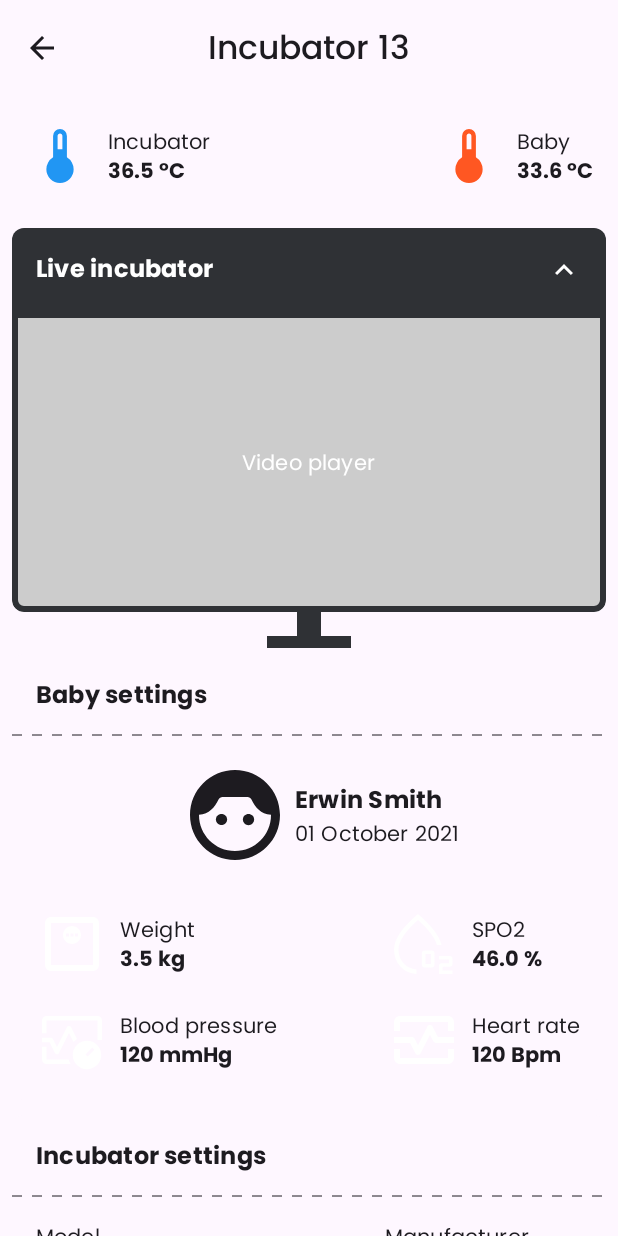
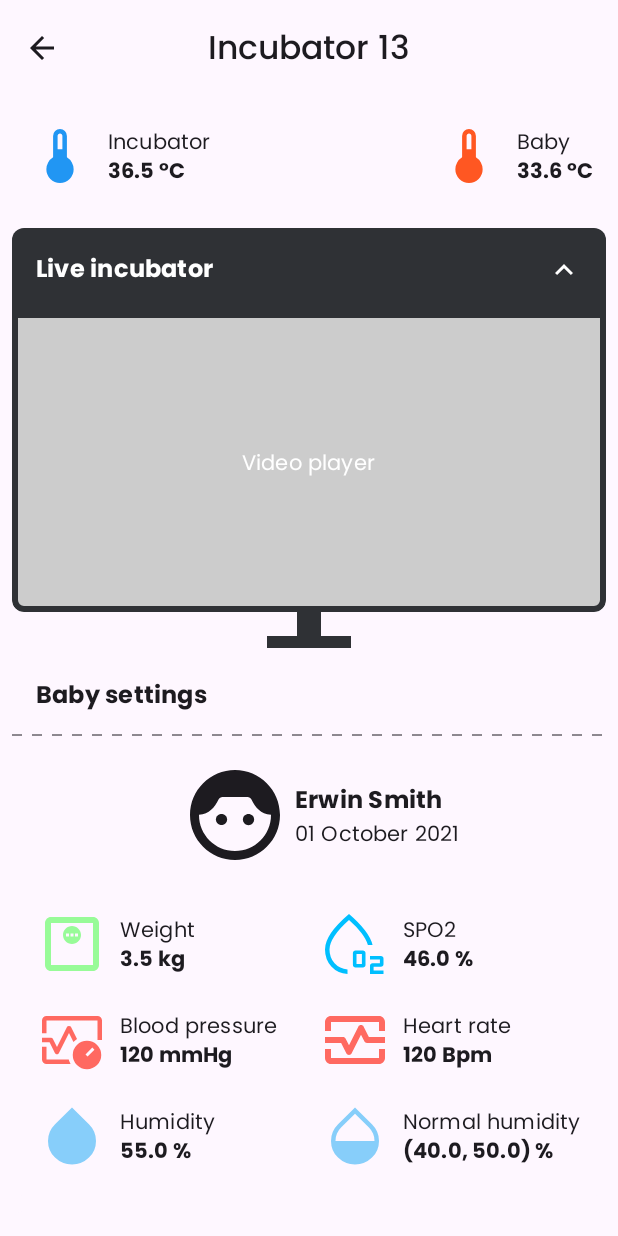
Before and after one commit to amadiyawa/incubator, an Android app built with Jetpack Compose: the screen it shows after launch (MainActivity), after a tap on "Incubator demo", on a phone screen of 412 x 824 dp. Run offline under Robolectric (Android 15) with nearby library versions, the phone set to English and light mode, and no system bars; our stand-ins replace Timber, window size class; pictures from the network do not load.

Commit message:
Set humidity

```diff
--- a/feature_incubator/src/main/java/com/amadiyawa/feature_incubator/presentation/screen/incubatordetail/IncubatorDetailScreen.kt
+++ b/feature_incubator/src/main/java/com/amadiyawa/feature_incubator/presentation/screen/incubatordetail/IncubatorDetailScreen.kt
@@ -142,7 +142,7 @@ private fun HandleUiState() {
             spo2 = 46.0,
             normalSpo2Range = Pair(40.0, 50.0),
             picture = "https://www.example.com/picture.jpg",
-            currentHumidity = 45.0,
+            currentHumidity = 55.0,
             normalHumidityRange = Pair(40.0, 50.0),
         )
     )
@@ -479,7 +479,7 @@ private fun BabyDetails(
                             Icon(
                                 imageVector = Icons.Outlined.MonitorWeight,
                                 contentDescription = baby.weight.toString(),
-                                tint = MaterialTheme.colorScheme.onPrimary,
+                                tint = Color(0xFF98FB98),
                                 modifier = Modifier.size(48.dp)
                             )
 
@@ -502,7 +502,7 @@ private fun BabyDetails(
                             Icon(
                                 painter = painterResource(id = R.drawable.blood_pressure),
                                 contentDescription = baby.weight.toString(),
-                                tint = MaterialTheme.colorScheme.onPrimary,
+                                tint = Color(0xFFFF6961),
                                 modifier = Modifier.height(IntrinsicSize.Max)
                             )
 
@@ -510,6 +510,29 @@ private fun BabyDetails(
                                 TextTitleSmall(text = stringResource(id = R.string.blood_pressure))
                                 TextTitleSmall(
                                     text = baby.bloodPressure.toString() + " mmHg",
+                                    fontWeight = FontWeight.Bold
+                                )
+                            }
+                        }
+
+                        Row(
+                            horizontalArrangement = Arrangement.spacedBy(
+                                Dimen.Spacing.medium,
+                                Alignment.CenterHorizontally
+                            ),
+                            verticalAlignment = Alignment.CenterVertically
+                        ) {
+                            Icon(
+                                painter = painterResource(id = R.drawable.humidity_high),
+                                contentDescription = baby.weight.toString(),
+                                tint = Color(0xFF87CEFA),
+                                modifier = Modifier.height(IntrinsicSize.Max)
+                            )
+
+                            Column {
+                                TextTitleSmall(text = stringResource(id = R.string.humidity))
+                                TextTitleSmall(
+                                    text = baby.currentHumidity.toString() + " %",
                                     fontWeight = FontWeight.Bold
                                 )
                             }
@@ -531,7 +554,7 @@ private fun BabyDetails(
                             Icon(
                                 painter = painterResource(id =R.drawable.spo2),
                                 contentDescription = baby.weight.toString(),
-                                tint = MaterialTheme.colorScheme.onPrimary
+                                tint = Color(0xFF00BFFF)
                             )
 
                             Column {
@@ -553,7 +576,7 @@ private fun BabyDetails(
                             Icon(
                                 imageVector = Icons.Outlined.MonitorHeart,
                                 contentDescription = baby.weight.toString(),
-                                tint = MaterialTheme.colorScheme.onPrimary,
+                                tint = Color(0xFFFF6961),
                                 modifier = Modifier.size(Dimen.Size.large)
                             )
 
@@ -561,6 +584,29 @@ private fun BabyDetails(
                                 TextTitleSmall(text = stringResource(id = R.string.heart_rate))
                                 TextTitleSmall(
                                     text = baby.currentHeartRate.toString() + " Bpm",
+                                    fontWeight = FontWeight.Bold
+                                )
+                            }
+                        }
+
+                        Row(
+                            horizontalArrangement = Arrangement.spacedBy(
+                                Dimen.Spacing.medium,
+                                Alignment.CenterHorizontally
+                            ),
+                            verticalAlignment = Alignment.CenterVertically
+                        ) {
+                            Icon(
+                                painter = painterResource(id = R.drawable.humidity_mid),
+                                contentDescription = baby.weight.toString(),
+                                tint = Color(0xFF87CEFA),
+                                modifier = Modifier.height(IntrinsicSize.Max)
+                            )
+
+                            Column {
+                                TextTitleSmall(text = stringResource(id = R.string.normal_humidity))
+                                TextTitleSmall(
+                                    text = baby.normalHumidityRange.toString() + " %",
                                     fontWeight = FontWeight.Bold
                                 )
                             }
--- a/feature_incubator/src/main/res/values/strings.xml
+++ b/feature_incubator/src/main/res/values/strings.xml
@@ -18,4 +18,6 @@
     <string name="next_maintenance">Next maintenance</string>
     <string name="last_maintenance">Last maintenance</string>
     <string name="baby">Baby</string>
+    <string name="humidity">Humidity</string>
+    <string name="normal_humidity">Normal humidity</string>
 </resources>
```
